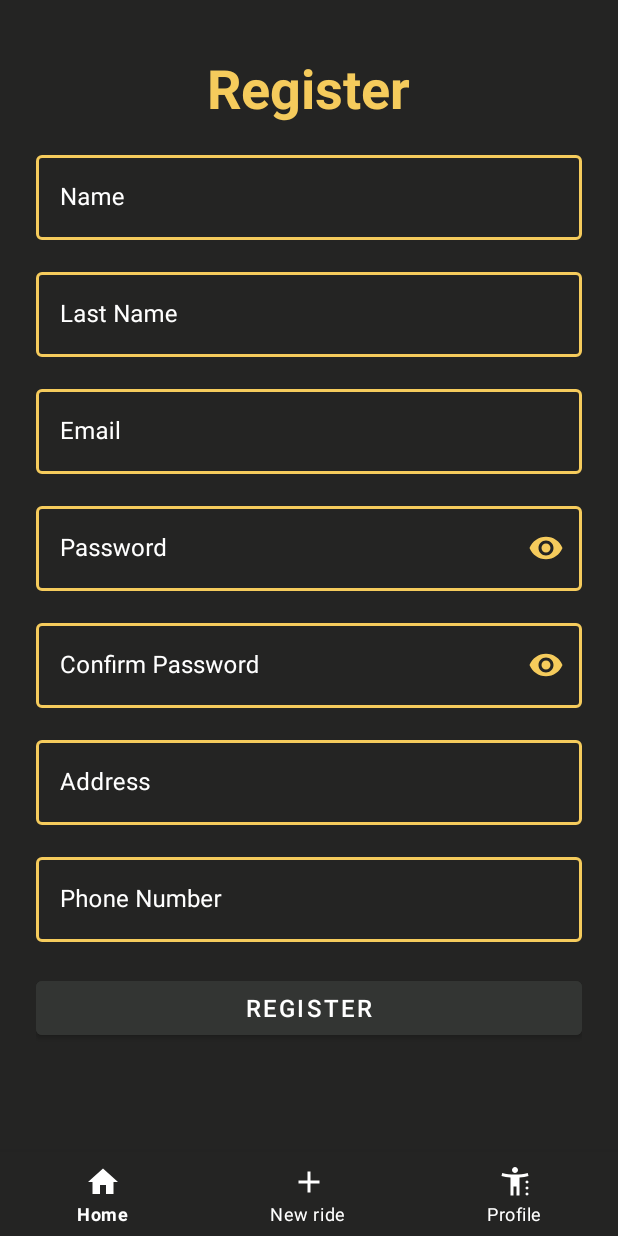
After one commit to kzi-nastava/mrs-team25-TriMusketara, an Android app: the fragment RegisterFragment placed in its activity, on a phone screen of 412 x 824 dp. The commit adds this screen. Run offline under Robolectric (Android 15) with nearby library versions, the phone set to English and light mode, and no system bars; our stand-ins replace CircleImageView.

Commit message:
Added login and register fragment to mobile app

```diff
--- /dev/null
+++ b/mobile-version/Navbar-shortened/app/src/main/java/com/example/clickanddrive/RegisterFragment.java
@@ -0,0 +1,23 @@
+package com.example.clickanddrive;
+
+import android.os.Bundle;
+import android.view.LayoutInflater;
+import android.view.View;
+import android.view.ViewGroup;
+
+import androidx.annotation.NonNull;
+import androidx.annotation.Nullable;
+import androidx.fragment.app.Fragment;
+
+public class RegisterFragment extends Fragment {
+
+    @Nullable
+    @Override
+    public View onCreateView(@NonNull LayoutInflater inflater, @Nullable ViewGroup container, @Nullable Bundle savedInstanceState) {
+        View view = inflater.inflate(R.layout.fragment_register, container, false);
+
+
+
+        return view;
+    }
+}
--- /dev/null
+++ b/mobile-version/Navbar-shortened/app/src/main/res/color/text_input_box_stroke.xml
@@ -0,0 +1,7 @@
+<?xml version="1.0" encoding="utf-8"?>
+<selector xmlns:android="http://schemas.android.com/apk/res/android">
+    <item android:color="@color/profile_bg" android:state_focused="true"/>
+    <item android:color="@color/profile_bg" android:state_hovered="true"/>
+    <item android:color="@color/profile_bg" android:state_enabled="true"/>
+    <item android:color="@color/profile_bg"/>
+</selector>
--- /dev/null
+++ b/mobile-version/Navbar-shortened/app/src/main/res/layout/fragment_register.xml
@@ -0,0 +1,197 @@
+<?xml version="1.0" encoding="utf-8"?>
+<ScrollView xmlns:android="http://schemas.android.com/apk/res/android"
+    xmlns:app="http://schemas.android.com/apk/res-auto"
+    android:layout_width="match_parent"
+    android:layout_height="match_parent"
+    android:background="@color/nav_bg"
+    android:fillViewport="true">
+
+    <LinearLayout
+        android:layout_width="match_parent"
+        android:layout_height="wrap_content"
+        android:orientation="vertical"
+        android:padding="24dp"
+        android:gravity="center_horizontal">
+
+        <!-- Title -->
+        <TextView
+            android:layout_width="wrap_content"
+            android:layout_height="wrap_content"
+            android:text="Register"
+            android:textSize="36sp"
+            android:textStyle="bold"
+            android:textColor="@color/profile_bg"
+            android:layout_marginTop="10dp"
+            android:layout_marginBottom="15dp"/>
+
+        <!-- Name input -->
+        <com.google.android.material.textfield.TextInputLayout
+            android:layout_width="match_parent"
+            android:layout_height="wrap_content"
+            android:layout_marginBottom="16dp"
+            app:boxBackgroundColor="@color/nav_bg"
+            app:boxStrokeColor="@color/text_input_box_stroke"
+            app:boxStrokeWidth="2dp"
+            app:hintTextColor="@color/white"
+            android:textColorHint="@color/white"
+            style="@style/Widget.MaterialComponents.TextInputLayout.OutlinedBox">
+
+            <com.google.android.material.textfield.TextInputEditText
+                android:id="@+id/et_name"
+                android:layout_width="match_parent"
+                android:layout_height="wrap_content"
+                android:hint="Name"
+                android:textColor="@color/white"
+                android:textColorHint="@color/white"
+                android:inputType="textPersonName"/>
+        </com.google.android.material.textfield.TextInputLayout>
+
+        <!-- Last Name input -->
+        <com.google.android.material.textfield.TextInputLayout
+            android:layout_width="match_parent"
+            android:layout_height="wrap_content"
+            android:layout_marginBottom="16dp"
+            app:boxBackgroundColor="@color/nav_bg"
+            app:boxStrokeColor="@color/text_input_box_stroke"
+            app:boxStrokeWidth="2dp"
+            app:hintTextColor="@color/white"
+            android:textColorHint="@color/white"
+            style="@style/Widget.MaterialComponents.TextInputLayout.OutlinedBox">
+
+            <com.google.android.material.textfield.TextInputEditText
+                android:id="@+id/et_last_name"
+                android:layout_width="match_parent"
+                android:layout_height="wrap_content"
+                android:hint="Last Name"
+                android:textColor="@color/white"
+                android:textColorHint="@color/white"
+                android:inputType="textPersonName"/>
+        </com.google.android.material.textfield.TextInputLayout>
+
+        <!-- Email input -->
+        <com.google.android.material.textfield.TextInputLayout
+            android:layout_width="match_parent"
+            android:layout_height="wrap_content"
+            android:layout_marginBottom="16dp"
+            app:boxBackgroundColor="@color/nav_bg"
+            app:boxStrokeColor="@color/text_input_box_stroke"
+            app:boxStrokeWidth="2dp"
+            app:hintTextColor="@color/white"
+            android:textColorHint="@color/white"
+            style="@style/Widget.MaterialComponents.TextInputLayout.OutlinedBox">
+
+            <com.google.android.material.textfield.TextInputEditText
+                android:id="@+id/et_email"
+                android:layout_width="match_parent"
+                android:layout_height="wrap_content"
+                android:hint="Email"
+                android:textColor="@color/white"
+                android:textColorHint="@color/white"
+                android:inputType="textEmailAddress"/>
+        </com.google.android.material.textfield.TextInputLayout>
+
+        <!-- Password input -->
+        <com.google.android.material.textfield.TextInputLayout
+            android:layout_width="match_parent"
+            android:layout_height="wrap_content"
+            android:layout_marginBottom="16dp"
+            app:boxBackgroundColor="@color/nav_bg"
+            app:boxStrokeColor="@color/text_input_box_stroke"
+            app:boxStrokeWidth="2dp"
+            app:hintTextColor="@color/white"
+            android:textColorHint="@color/white"
+            app:passwordToggleEnabled="true"
+            app:passwordToggleTint="@color/profile_bg"
+            style="@style/Widget.MaterialComponents.TextInputLayout.OutlinedBox">
+
+            <com.google.android.material.textfield.TextInputEditText
+                android:id="@+id/et_password"
+                android:layout_width="match_parent"
+                android:layout_height="wrap_content"
+                android:hint="Password"
+                android:textColor="@color/white"
+                android:textColorHint="@color/white"
+                android:inputType="textPassword"/>
+        </com.google.android.material.textfield.TextInputLayout>
+
+        <!-- Confirm Password input -->
+        <com.google.android.material.textfield.TextInputLayout
+            android:layout_width="match_parent"
+            android:layout_height="wrap_content"
+            android:layout_marginBottom="16dp"
+            app:boxBackgroundColor="@color/nav_bg"
+            app:boxStrokeColor="@color/text_input_box_stroke"
+            app:boxStrokeWidth="2dp"
+            app:hintTextColor="@color/white"
+            android:textColorHint="@color/white"
+            app:passwordToggleEnabled="true"
+            app:passwordToggleTint="@color/profile_bg"
+            style="@style/Widget.MaterialComponents.TextInputLayout.OutlinedBox">
+
+            <com.google.android.material.textfield.TextInputEditText
+                android:id="@+id/et_confirm_password"
+                android:layout_width="match_parent"
+                android:layout_height="wrap_content"
+                android:hint="Confirm Password"
+                android:textColor="@color/white"
+                android:textColorHint="@color/white"
+                android:inputType="textPassword"/>
+        </com.google.android.material.textfield.TextInputLayout>
+
+        <!-- Address input -->
+        <com.google.android.material.textfield.TextInputLayout
+            android:layout_width="match_parent"
+            android:layout_height="wrap_content"
+            android:layout_marginBottom="16dp"
+            app:boxBackgroundColor="@color/nav_bg"
+            app:boxStrokeColor="@color/text_input_box_stroke"
+            app:boxStrokeWidth="2dp"
+            app:hintTextColor="@color/white"
+            android:textColorHint="@color/white"
+            style="@style/Widget.MaterialComponents.TextInputLayout.OutlinedBox">
+
+            <com.google.android.material.textfield.TextInputEditText
+                android:id="@+id/et_address"
+                android:layout_width="match_parent"
+                android:layout_height="wrap_content"
+                android:hint="Address"
+                android:textColor="@color/white"
+                android:textColorHint="@color/white"
+                android:inputType="textPersonName"/>
+        </com.google.android.material.textfield.TextInputLayout>
+
+        <!-- Phone Number input -->
+        <com.google.android.material.textfield.TextInputLayout
+            android:layout_width="match_parent"
+            android:layout_height="wrap_content"
+            android:layout_marginBottom="16dp"
+            app:boxBackgroundColor="@color/nav_bg"
+            app:boxStrokeColor="@color/text_input_box_stroke"
+            app:boxStrokeWidth="2dp"
+            app:hintTextColor="@color/white"
+            android:textColorHint="@color/white"
+            style="@style/Widget.MaterialComponents.TextInputLayout.OutlinedBox">
+
+            <com.google.android.material.textfield.TextInputEditText
+                android:id="@+id/et_phone"
+                android:layout_width="match_parent"
+                android:layout_height="wrap_content"
+                android:hint="Phone Number"
+                android:textColor="@color/white"
+                android:textColorHint="@color/white"
+                android:inputType="phone"/>
+        </com.google.android.material.textfield.TextInputLayout>
+
+        <!-- Register button -->
+        <Button
+            android:id="@+id/btn_register_submit"
+            android:backgroundTint="@color/home_bg"
+            android:textColor="@color/white"
+            android:layout_width="match_parent"
+            android:layout_height="wrap_content"
+            android:text="Register"
+            android:textSize="16sp"
+            android:layout_marginTop="4dp"/>
+
+    </LinearLayout>
+</ScrollView>
```
Also changed, not shown: mobile-version/Navbar-shortened/app/src/main/java/com/example/clickanddrive/LoginFragment.java (added, +59 -0 lines), mobile-version/Navbar-shortened/app/src/main/java/com/example/clickanddrive/ProfileFragment.java (+25 -0 lines), mobile-version/Navbar-shortened/app/src/main/res/layout/fragment_login.xml (added, +99 -0 lines).
